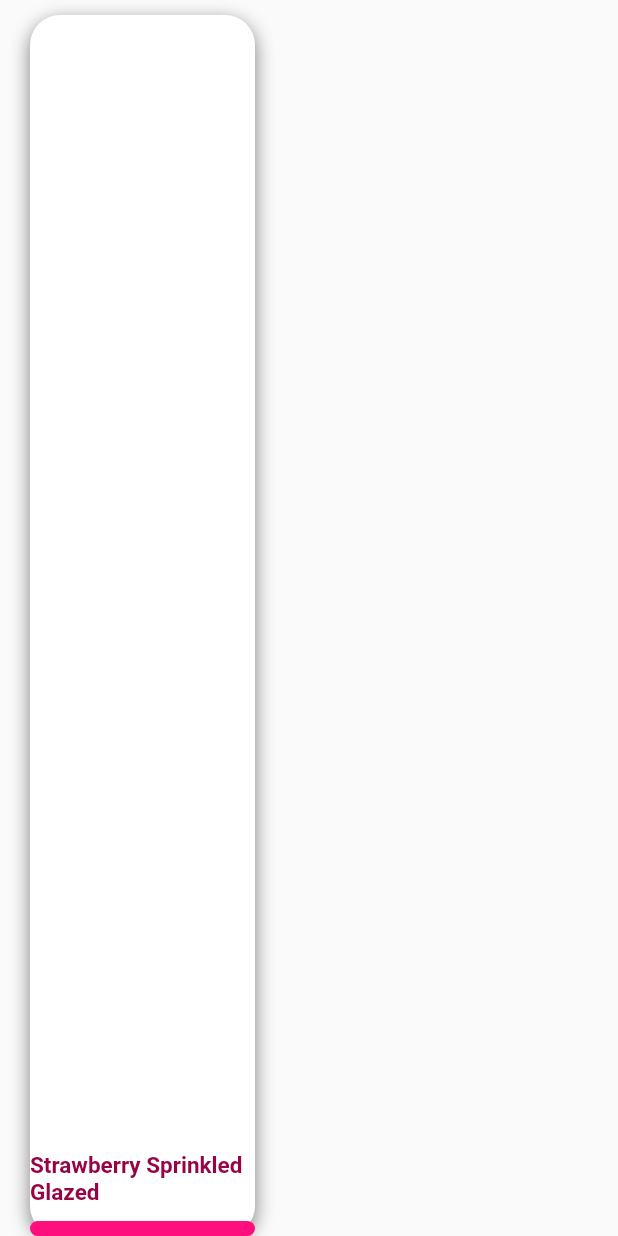
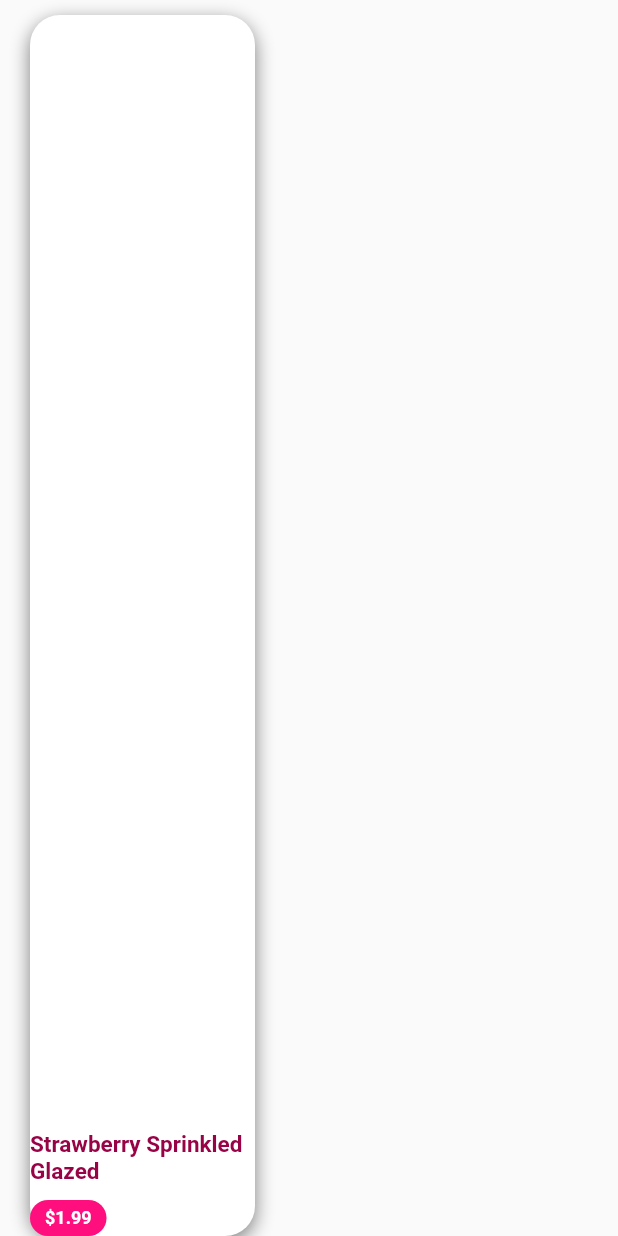
Before and after one commit to StaunchNova/donut_shop, a Flutter app: the DonutCard widget shown alone on an empty page, opened directly with sample values from the repository, on a phone screen of 412 x 824 dp. Run offline on Flutter 3.47's test engine with Material 2 defaults, Android fonts, the phone set to English and light mode, and no system bars; missing offline and left inert: dart:ffi; network calls fail.

Commit message:
still working on donutcard finishing

```diff
--- a/lib/widgets.dart
+++ b/lib/widgets.dart
@@ -412,8 +412,15 @@ class DonutCard extends StatelessWidget {
                   color: Utils.mainColor,
                   borderRadius: BorderRadius.circular(20),
                 ),
-                padding:
-                    EdgeInsets.only(left: 10, right: 10, top: 5, bottom: 5),
+                padding: const EdgeInsets.only(
+                    left: 10, right: 10, top: 5, bottom: 5),
+                child: Text(
+                  '\$${donutInfo!.price!.toStringAsFixed(2)}',
+                  style: const TextStyle(
+                      fontSize: 12,
+                      color: Colors.white,
+                      fontWeight: FontWeight.bold),
+                ),
               )
             ],
           ),
```
